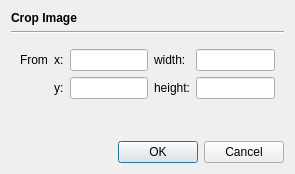
This is src/plugins/opcropdialog.ui in braeun/FitsIP as Qt 5 draws it before an edit. The edited form follows.
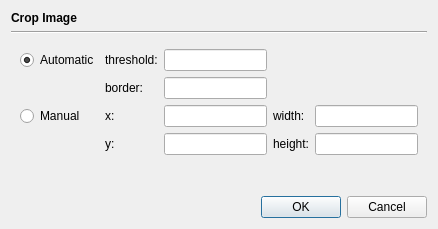
This is the edited form.

Patch:
```diff
--- a/src/plugins/opcropdialog.ui
+++ b/src/plugins/opcropdialog.ui
@@ -6,8 +6,8 @@
    <rect>
     <x>0</x>
     <y>0</y>
-    <width>295</width>
-    <height>174</height>
+    <width>438</width>
+    <height>229</height>
    </rect>
   </property>
   <property name="windowTitle">
@@ -18,7 +18,6 @@
     <widget class="QLabel" name="label">
      <property name="font">
       <font>
-       <weight>75</weight>
        <bold>true</bold>
       </font>
      </property>
@@ -37,52 +36,88 @@
    <item>
     <widget class="QWidget" name="widget" native="true">
      <layout class="QGridLayout" name="gridLayout">
-      <item row="0" column="1">
-       <widget class="QLabel" name="label_2">
-        <property name="text">
-         <string>x:</string>
-        </property>
-       </widget>
+      <item row="3" column="4">
+       <widget class="QLineEdit" name="heightField"/>
       </item>
-      <item row="0" column="0">
-       <widget class="QLabel" name="label_3">
-        <property name="text">
-         <string>From</string>
-        </property>
-       </widget>
-      </item>
-      <item row="0" column="4">
-       <widget class="QLineEdit" name="widthField"/>
-      </item>
-      <item row="0" column="2">
-       <widget class="QLineEdit" name="xField"/>
-      </item>
-      <item row="0" column="3">
-       <widget class="QLabel" name="label_4">
-        <property name="text">
-         <string>width:</string>
-        </property>
-       </widget>
-      </item>
-      <item row="1" column="1">
+      <item row="3" column="1">
        <widget class="QLabel" name="label_5">
         <property name="text">
          <string>y:</string>
         </property>
        </widget>
       </item>
-      <item row="1" column="2">
+      <item row="2" column="2">
+       <widget class="QLineEdit" name="xField"/>
+      </item>
+      <item row="2" column="0">
+       <widget class="QRadioButton" name="manualButton">
+        <property name="text">
+         <string>Manual</string>
+        </property>
+        <attribute name="buttonGroup">
+         <string notr="true">buttonGroup</string>
+        </attribute>
+       </widget>
+      </item>
+      <item row="3" column="2">
        <widget class="QLineEdit" name="yField"/>
       </item>
-      <item row="1" column="3">
+      <item row="2" column="4">
+       <widget class="QLineEdit" name="widthField"/>
+      </item>
+      <item row="2" column="1">
+       <widget class="QLabel" name="label_2">
+        <property name="text">
+         <string>x:</string>
+        </property>
+       </widget>
+      </item>
+      <item row="3" column="3">
        <widget class="QLabel" name="label_6">
         <property name="text">
          <string>height:</string>
         </property>
        </widget>
       </item>
-      <item row="1" column="4">
-       <widget class="QLineEdit" name="heightField"/>
+      <item row="2" column="3">
+       <widget class="QLabel" name="label_4">
+        <property name="text">
+         <string>width:</string>
+        </property>
+       </widget>
+      </item>
+      <item row="0" column="0">
+       <widget class="QRadioButton" name="automaticButton">
+        <property name="text">
+         <string>Automatic</string>
+        </property>
+        <property name="checked">
+         <bool>true</bool>
+        </property>
+        <attribute name="buttonGroup">
+         <string notr="true">buttonGroup</string>
+        </attribute>
+       </widget>
+      </item>
+      <item row="1" column="2">
+       <widget class="QLineEdit" name="borderField"/>
+      </item>
+      <item row="1" column="1">
+       <widget class="QLabel" name="label_3">
+        <property name="text">
+         <string>border:</string>
+        </property>
+       </widget>
+      </item>
+      <item row="0" column="1">
+       <widget class="QLabel" name="label_7">
+        <property name="text">
+         <string>threshold:</string>
+        </property>
+       </widget>
+      </item>
+      <item row="0" column="2">
+       <widget class="QLineEdit" name="thresholdField"/>
       </item>
      </layout>
     </widget>
```
Left out of the diff: 3 changed lines with no effect on the pictures.
